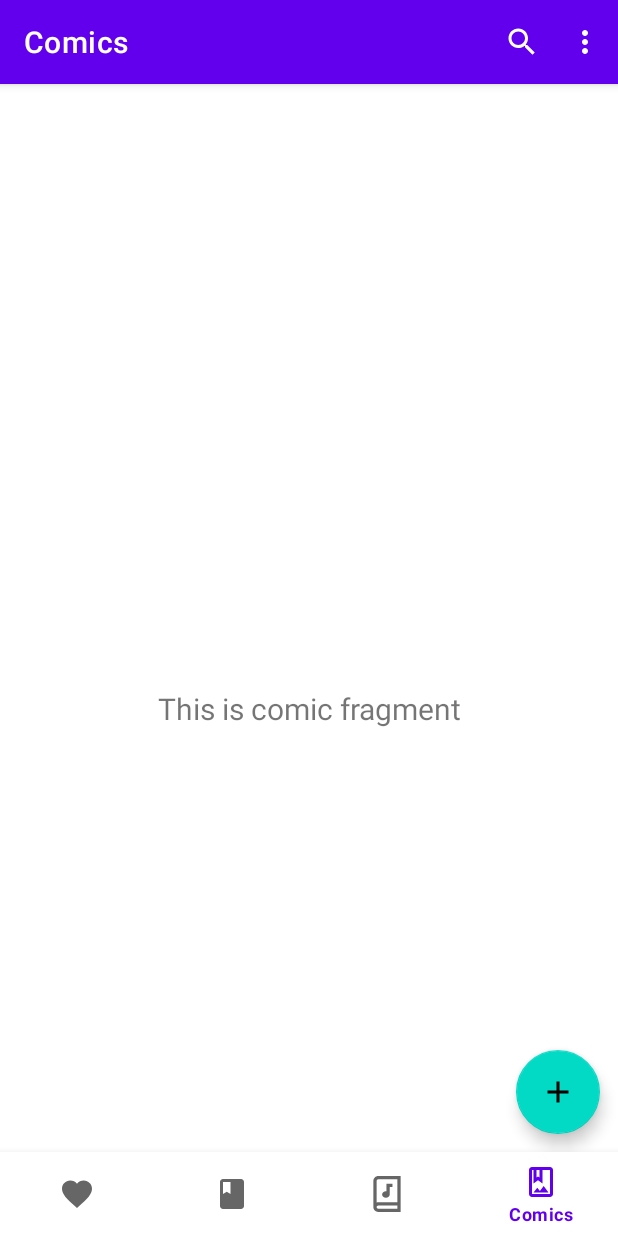
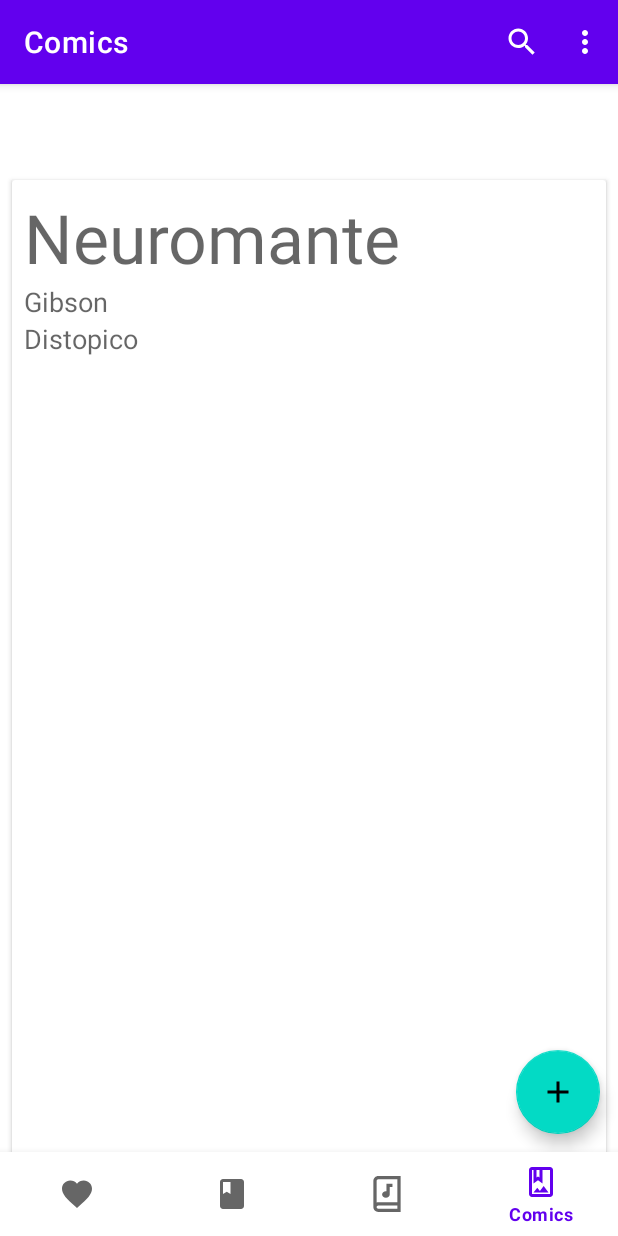
Before and after one commit to GassiGiuseppe/alexandria, an Android app: the BookFragment screen opened through its navigation route, item 4 of the bottom bar chosen, on a phone screen of 412 x 824 dp. Run offline under Robolectric (Android 15) with nearby library versions, the phone set to English and light mode, and no system bars; our stand-ins replace Room's generated code, navigation-ui.

Commit message:
Rimossi le diverse View a diverso di un ViewModel generico, implementato nei diversi fragments. Per ora tutti i fragments non filtrano per tipo i dati del database, ma questo è facilmente aggiustabile cambiando il metodo utilizzato dalla view model per renderizzare gli elementi nella recyclerview.

```diff
--- a/app/src/main/java/com/swgroup/alexandria/ui/books/BookFragment.java
+++ b/app/src/main/java/com/swgroup/alexandria/ui/books/BookFragment.java
@@ -4,37 +4,48 @@ import android.os.Bundle;
 import android.view.LayoutInflater;
 import android.view.View;
 import android.view.ViewGroup;
-import android.widget.TextView;
 
 import androidx.annotation.NonNull;
-import androidx.annotation.Nullable;
 import androidx.fragment.app.Fragment;
 import androidx.lifecycle.Observer;
 import androidx.lifecycle.ViewModelProvider;
+import androidx.recyclerview.widget.LinearLayoutManager;
+import androidx.recyclerview.widget.RecyclerView;
 
+import com.swgroup.alexandria.data.database.ShelfEntry;
 import com.swgroup.alexandria.databinding.FragmentBookBinding;
+import com.swgroup.alexandria.ui.EntryAdapter;
+import com.swgroup.alexandria.ui.ShelfViewModel;
+
+import java.util.List;
 
 public class BookFragment extends Fragment {
-
-    private BookViewModel bookViewModel;
+    private ShelfViewModel shelfViewModel;
     private FragmentBookBinding binding;
 
     public View onCreateView(@NonNull LayoutInflater inflater,
                              ViewGroup container, Bundle savedInstanceState) {
-        bookViewModel =
-                new ViewModelProvider(this).get(BookViewModel.class);
 
-        binding = FragmentBookBinding.inflate(inflater, container, false);
-        View root = binding.getRoot();
+        binding = FragmentBookBinding
+                .inflate(inflater, container, false);
 
-        final TextView textView = binding.textBook;
-        bookViewModel.getText().observe(getViewLifecycleOwner(), new Observer<String>() {
+        RecyclerView recyclerView = binding.recyclerViewBooks;
+        recyclerView.setLayoutManager(new LinearLayoutManager(this.getActivity()));
+
+        EntryAdapter entryAdapter = new EntryAdapter();
+        recyclerView.setAdapter(entryAdapter);
+
+        shelfViewModel =
+                new  ViewModelProvider(this).get(ShelfViewModel.class);
+        // TODO: Questa è solo una prova, dopo sostituisci per EntryType book
+        shelfViewModel.getAllEntries().observe(getViewLifecycleOwner(), new Observer<List<ShelfEntry>>() {
             @Override
-            public void onChanged(@Nullable String s) {
-                textView.setText(s);
+            public void onChanged(List<ShelfEntry> shelfEntries) {
+                entryAdapter.setEntries(shelfEntries);
             }
         });
-        return root;
+
+        return binding.getRoot();
     }
 
     @Override
--- a/app/src/main/java/com/swgroup/alexandria/ui/books/BookViewModel.java
+++ /dev/null
@@ -1,19 +0,0 @@
-package com.swgroup.alexandria.ui.books;
-
-import androidx.lifecycle.LiveData;
-import androidx.lifecycle.MutableLiveData;
-import androidx.lifecycle.ViewModel;
-
-public class BookViewModel extends ViewModel {
-
-    private MutableLiveData<String> mText;
-
-    public BookViewModel() {
-        mText = new MutableLiveData<>();
-        mText.setValue("This is book fragment");
-    }
-
-    public LiveData<String> getText() {
-        return mText;
-    }
-}
--- a/app/src/main/java/com/swgroup/alexandria/ui/comics/ComicFragment.java
+++ b/app/src/main/java/com/swgroup/alexandria/ui/comics/ComicFragment.java
@@ -4,37 +4,49 @@ import android.os.Bundle;
 import android.view.LayoutInflater;
 import android.view.View;
 import android.view.ViewGroup;
-import android.widget.TextView;
 
 import androidx.annotation.NonNull;
-import androidx.annotation.Nullable;
 import androidx.fragment.app.Fragment;
 import androidx.lifecycle.Observer;
 import androidx.lifecycle.ViewModelProvider;
+import androidx.recyclerview.widget.LinearLayoutManager;
+import androidx.recyclerview.widget.RecyclerView;
 
+import com.swgroup.alexandria.data.database.ShelfEntry;
 import com.swgroup.alexandria.databinding.FragmentComicBinding;
+import com.swgroup.alexandria.ui.EntryAdapter;
+import com.swgroup.alexandria.ui.ShelfViewModel;
+
+import java.util.List;
 
 public class ComicFragment extends Fragment {
 
-    private ComicViewModel comicViewModel;
+    private ShelfViewModel shelfViewModel;
     private FragmentComicBinding binding;
 
     public View onCreateView(@NonNull LayoutInflater inflater,
                              ViewGroup container, Bundle savedInstanceState) {
-        comicViewModel =
-                new ViewModelProvider(this).get(ComicViewModel.class);
 
-        binding = FragmentComicBinding.inflate(inflater, container, false);
-        View root = binding.getRoot();
+        binding = FragmentComicBinding
+                .inflate(inflater, container, false);
 
-        final TextView textView = binding.textComic;
-        comicViewModel.getText().observe(getViewLifecycleOwner(), new Observer<String>() {
+        RecyclerView recyclerView = binding.recyclerViewComics;
+        recyclerView.setLayoutManager(new LinearLayoutManager(this.getActivity()));
+
+        EntryAdapter entryAdapter = new EntryAdapter();
+        recyclerView.setAdapter(entryAdapter);
+
+        shelfViewModel =
+                new ViewModelProvider(this).get(ShelfViewModel.class);
+        // TODO: Questa è solo una prova, dopo sostituisci per EntryType comic
+        shelfViewModel.getAllEntries().observe(getViewLifecycleOwner(), new Observer<List<ShelfEntry>>() {
             @Override
-            public void onChanged(@Nullable String s) {
-                textView.setText(s);
+            public void onChanged(List<ShelfEntry> shelfEntries) {
+                entryAdapter.setEntries(shelfEntries);
             }
         });
-        return root;
+
+        return binding.getRoot();
     }
 
     @Override
--- a/app/src/main/java/com/swgroup/alexandria/ui/comics/ComicViewModel.java
+++ /dev/null
@@ -1,19 +0,0 @@
-package com.swgroup.alexandria.ui.comics;
-
-import androidx.lifecycle.LiveData;
-import androidx.lifecycle.MutableLiveData;
-import androidx.lifecycle.ViewModel;
-
-public class ComicViewModel extends ViewModel {
-
-    private MutableLiveData<String> mText;
-
-    public ComicViewModel() {
-        mText = new MutableLiveData<>();
-        mText.setValue("This is comic fragment");
-    }
-
-    public LiveData<String> getText() {
-        return mText;
-    }
-}
--- a/app/src/main/java/com/swgroup/alexandria/ui/favorites/FavoriteFragment.java
+++ b/app/src/main/java/com/swgroup/alexandria/ui/favorites/FavoriteFragment.java
@@ -11,30 +11,44 @@ import androidx.annotation.Nullable;
 import androidx.fragment.app.Fragment;
 import androidx.lifecycle.Observer;
 import androidx.lifecycle.ViewModelProvider;
+import androidx.recyclerview.widget.LinearLayoutManager;
+import androidx.recyclerview.widget.RecyclerView;
 
+import com.swgroup.alexandria.data.database.ShelfEntry;
 import com.swgroup.alexandria.databinding.FragmentFavoriteBinding;
+import com.swgroup.alexandria.ui.EntryAdapter;
+import com.swgroup.alexandria.ui.ShelfViewModel;
+
+import java.util.List;
 
 public class FavoriteFragment extends Fragment {
 
-    private FavoriteViewModel favoriteViewModel;
+    private ShelfViewModel shelfViewModel;
     private FragmentFavoriteBinding binding;
 
     public View onCreateView(@NonNull LayoutInflater inflater,
                              ViewGroup container, Bundle savedInstanceState) {
-        favoriteViewModel =
-                new ViewModelProvider(this).get(FavoriteViewModel.class);
 
-        binding = FragmentFavoriteBinding.inflate(inflater, container, false);
-        View root = binding.getRoot();
+        binding = FragmentFavoriteBinding
+                .inflate(inflater, container, false);
 
-        final TextView textView = binding.textFavorite;
-        favoriteViewModel.getText().observe(getViewLifecycleOwner(), new Observer<String>() {
+        RecyclerView recyclerView = binding.recyclerViewFavorites;
+        recyclerView.setLayoutManager(new LinearLayoutManager(this.getActivity()));
+
+        EntryAdapter entryAdapter = new EntryAdapter();
+        recyclerView.setAdapter(entryAdapter);
+
+        shelfViewModel =
+                new ViewModelProvider(this).get(ShelfViewModel.class);
+        // TODO: Questa è solo una prova, dopo sostituisci per EntryType favorite
+        shelfViewModel.getAllEntries().observe(getViewLifecycleOwner(), new Observer<List<ShelfEntry>>() {
             @Override
-            public void onChanged(@Nullable String s) {
-                textView.setText(s);
+            public void onChanged(List<ShelfEntry> shelfEntries) {
+                entryAdapter.setEntries(shelfEntries);
             }
         });
-        return root;
+
+        return binding.getRoot();
     }
 
     @Override
--- a/app/src/main/java/com/swgroup/alexandria/ui/favorites/FavoriteViewModel.java
+++ /dev/null
@@ -1,19 +0,0 @@
-package com.swgroup.alexandria.ui.favorites;
-
-import androidx.lifecycle.LiveData;
-import androidx.lifecycle.MutableLiveData;
-import androidx.lifecycle.ViewModel;
-
-public class FavoriteViewModel extends ViewModel {
-
-    private MutableLiveData<String> mText;
-
-    public FavoriteViewModel() {
-        mText = new MutableLiveData<>();
-        mText.setValue("This is favorite fragment");
-    }
-
-    public LiveData<String> getText() {
-        return mText;
-    }
-}
--- a/app/src/main/res/layout/fragment_audiobook.xml
+++ b/app/src/main/res/layout/fragment_audiobook.xml
@@ -11,7 +11,6 @@
         android:layout_width="match_parent"
         android:layout_height="match_parent"
         tools:listitem="@layout/entry_card_item">
-
     </androidx.recyclerview.widget.RecyclerView>
 
 </androidx.constraintlayout.widget.ConstraintLayout>
--- a/app/src/main/res/layout/fragment_book.xml
+++ b/app/src/main/res/layout/fragment_book.xml
@@ -6,17 +6,11 @@
     android:layout_height="match_parent"
     tools:context=".ui.books.BookFragment">
 
-    <TextView
-        android:id="@+id/text_book"
+    <androidx.recyclerview.widget.RecyclerView
+        android:id="@+id/recycler_view_books"
         android:layout_width="match_parent"
-        android:layout_height="wrap_content"
-        android:layout_marginStart="8dp"
-        android:layout_marginTop="8dp"
-        android:layout_marginEnd="8dp"
-        android:textAlignment="center"
-        android:textSize="20sp"
-        app:layout_constraintBottom_toBottomOf="parent"
-        app:layout_constraintEnd_toEndOf="parent"
-        app:layout_constraintStart_toStartOf="parent"
-        app:layout_constraintTop_toTopOf="parent" />
+        android:layout_height="match_parent"
+        tools:listitem="@layout/entry_card_item">
+    </androidx.recyclerview.widget.RecyclerView>
+
 </androidx.constraintlayout.widget.ConstraintLayout>
--- a/app/src/main/res/layout/fragment_comic.xml
+++ b/app/src/main/res/layout/fragment_comic.xml
@@ -6,17 +6,11 @@
     android:layout_height="match_parent"
     tools:context=".ui.comics.ComicFragment">
 
-    <TextView
-        android:id="@+id/text_comic"
+    <androidx.recyclerview.widget.RecyclerView
+        android:id="@+id/recycler_view_comics"
         android:layout_width="match_parent"
-        android:layout_height="wrap_content"
-        android:layout_marginStart="8dp"
-        android:layout_marginTop="8dp"
-        android:layout_marginEnd="8dp"
-        android:textAlignment="center"
-        android:textSize="20sp"
-        app:layout_constraintBottom_toBottomOf="parent"
-        app:layout_constraintEnd_toEndOf="parent"
-        app:layout_constraintStart_toStartOf="parent"
-        app:layout_constraintTop_toTopOf="parent" />
+        android:layout_height="match_parent"
+        tools:listitem="@layout/entry_card_item">
+    </androidx.recyclerview.widget.RecyclerView>
+
 </androidx.constraintlayout.widget.ConstraintLayout>
--- a/app/src/main/res/layout/fragment_favorite.xml
+++ b/app/src/main/res/layout/fragment_favorite.xml
@@ -6,17 +6,11 @@
     android:layout_height="match_parent"
     tools:context=".ui.favorites.FavoriteFragment">
 
-    <TextView
-        android:id="@+id/text_favorite"
+    <androidx.recyclerview.widget.RecyclerView
+        android:id="@+id/recycler_view_favorites"
         android:layout_width="match_parent"
-        android:layout_height="wrap_content"
-        android:layout_marginStart="8dp"
-        android:layout_marginTop="8dp"
-        android:layout_marginEnd="8dp"
-        android:textAlignment="center"
-        android:textSize="20sp"
-        app:layout_constraintBottom_toBottomOf="parent"
-        app:layout_constraintEnd_toEndOf="parent"
-        app:layout_constraintStart_toStartOf="parent"
-        app:layout_constraintTop_toTopOf="parent" />
+        android:layout_height="match_parent"
+        tools:listitem="@layout/entry_card_item">
+    </androidx.recyclerview.widget.RecyclerView>
+
 </androidx.constraintlayout.widget.ConstraintLayout>
```
